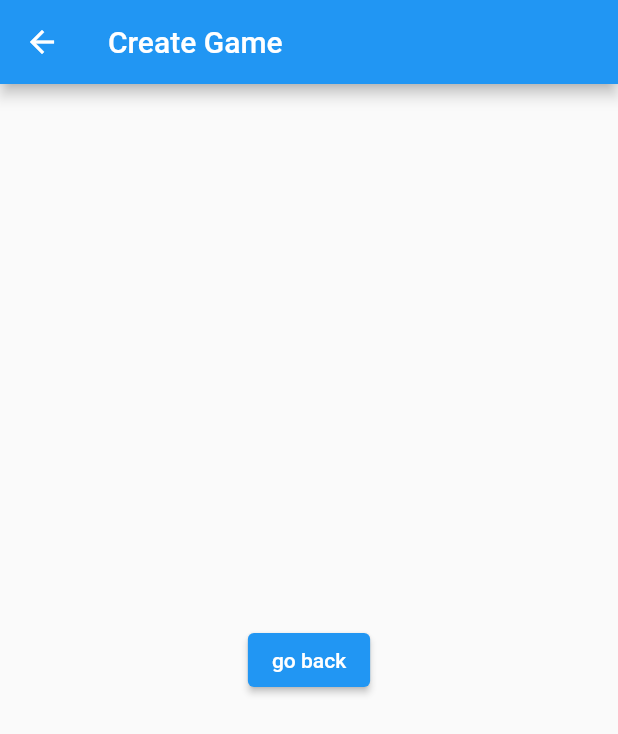
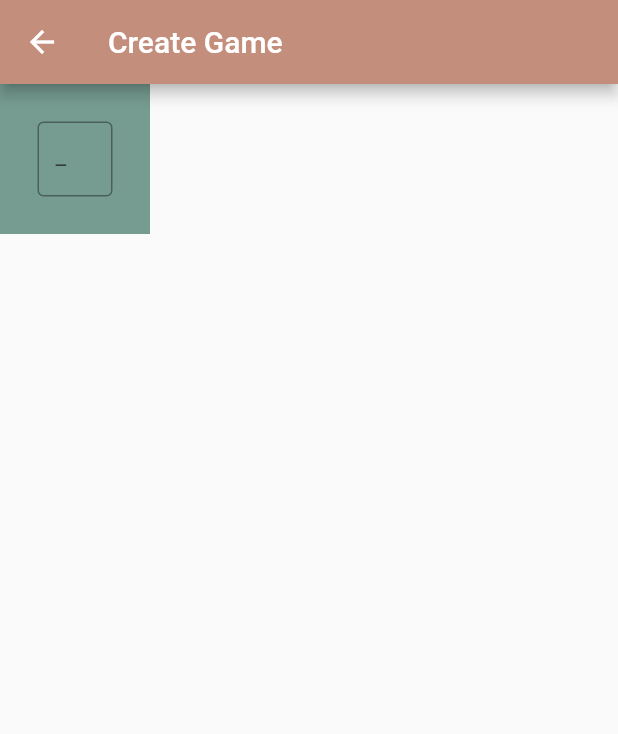
Before and after one commit to cjcompton/Portland-Yard, a Flutter app: the screen it shows after launch, after a tap on "Create Game", on a phone screen of 412 x 824 dp. Shown: the top 734 px of the screen. Run offline on Flutter 3.47's test engine with Material 2 defaults, Android fonts, the phone set to English and light mode, and no system bars.

Commit message:
added create game page features

```diff
--- a/lib/main.dart
+++ b/lib/main.dart
@@ -1,4 +1,5 @@
 import 'package:flutter/material.dart';
+//import 'package:numberpicker/numberpicker.dart';
 
 void main() {
   runApp(const MyApp());
@@ -32,7 +33,7 @@ class _MyStatefulWidgetState extends State<MyStatefulWidget> {
         // ignore: prefer_const_constructors
 
         backgroundColor: Colors.transparent,
-        textStyle: TextStyle(
+        textStyle: const TextStyle(
             fontFamily: 'Oswald', fontSize: 24.0, color: Colors.white));
 
     return Scaffold(
@@ -129,18 +130,31 @@ class CreateGamePage extends StatelessWidget {
   @override
   Widget build(BuildContext context) {
     return Scaffold(
-      appBar: AppBar(
-        title: const Text("Create Game"),
-      ),
-      body: Center(
-        child: ElevatedButton(
+        appBar: AppBar(
+          backgroundColor: Color.fromRGBO(196, 142, 125, 100),
+          title: const Text("Create Game"),
+        ),
+        body: Container(
+            decoration:
+                const BoxDecoration(color: Color.fromRGBO(118, 156, 145, 100)),
+            padding: const EdgeInsets.all(25),
+            child: const SizedBox(
+              width: 50,
+              height: 50,
+              child: TextField(
+                decoration: InputDecoration(
+                  border: OutlineInputBorder(),
+                  hintText: '_',
+                ),
+
+                /*ElevatedButton(
           onPressed: () {
             Navigator.pop(context);
           },
           child: const Text("go back"),
-        ),
-      ),
-    );
+        ),*/
+              ),
+            )));
   }
 }
 
```
